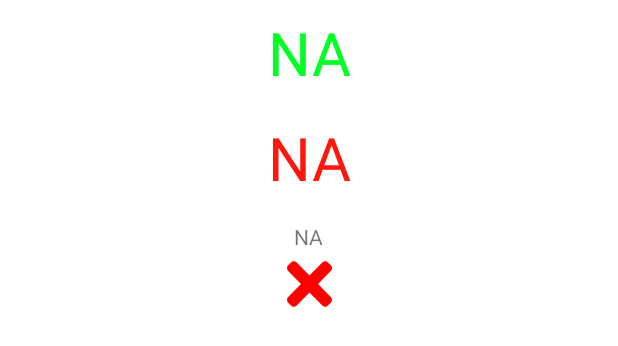
After one commit to khomin/Numerals, an Android app: the layout final_result_dialog.xml on its own in the app's theme, with its tools: preview values and no code run, on a phone screen of 412 x 824 dp. The commit adds this screen. Shown: the top 346 px of the screen. Run offline under Robolectric (Android 15) with nearby library versions, the phone set to English and light mode, and no system bars.

Commit message:
add final dialog, fix crashes

```diff
--- /dev/null
+++ b/app/src/main/res/layout/final_result_dialog.xml
@@ -0,0 +1,57 @@
+<?xml version="1.0" encoding="utf-8"?>
+<FrameLayout xmlns:android="http://schemas.android.com/apk/res/android"
+    xmlns:app="http://schemas.android.com/apk/res-auto"
+    xmlns:tools="http://schemas.android.com/tools"
+    android:layout_width="match_parent"
+    android:layout_height="wrap_content">
+
+    <androidx.constraintlayout.widget.ConstraintLayout
+        android:id="@+id/dialog_change_lls_value_range_layout"
+        android:layout_width="match_parent"
+        android:layout_height="wrap_content">
+
+        <TextView
+            android:id="@+id/correctValue"
+            android:layout_width="wrap_content"
+            android:layout_height="wrap_content"
+            android:layout_marginTop="8dp"
+            android:text="@string/na"
+            android:textColor="@color/green"
+            android:textSize="40sp"
+            app:layout_constraintEnd_toEndOf="parent"
+            app:layout_constraintStart_toStartOf="parent"
+            app:layout_constraintTop_toTopOf="parent" />
+
+        <TextView
+            android:id="@+id/errorValue"
+            android:layout_width="wrap_content"
+            android:layout_height="wrap_content"
+            android:layout_marginTop="16dp"
+            android:text="@string/na"
+            android:textSize="40sp"
+            android:textColor="@color/red"
+            app:layout_constraintEnd_toEndOf="parent"
+            app:layout_constraintStart_toStartOf="parent"
+            app:layout_constraintTop_toBottomOf="@+id/correctValue" />
+
+        <TextView
+            android:id="@+id/finalText"
+            android:layout_width="wrap_content"
+            android:layout_height="wrap_content"
+            android:layout_marginTop="16dp"
+            android:text="@string/na"
+            app:layout_constraintEnd_toEndOf="parent"
+            app:layout_constraintStart_toStartOf="parent"
+            app:layout_constraintTop_toBottomOf="@+id/errorValue" />
+
+        <ImageView
+            android:id="@+id/imageView"
+            android:layout_width="wrap_content"
+            android:layout_height="wrap_content"
+            app:layout_constraintBottom_toBottomOf="parent"
+            app:layout_constraintEnd_toEndOf="parent"
+            app:layout_constraintStart_toStartOf="parent"
+            app:layout_constraintTop_toBottomOf="@+id/finalText"
+            app:srcCompat="@drawable/ic_times" />
+    </androidx.constraintlayout.widget.ConstraintLayout>
+</FrameLayout>
--- a/app/src/main/res/values/colors.xml
+++ b/app/src/main/res/values/colors.xml
@@ -4,4 +4,6 @@
     <color name="colorPrimaryDark">#00574B</color>
     <color name="colorAccent">#D81B60</color>
     <color name="colorCalcButtons">#8BF79B</color>
+    <color name="red">#FF160D</color>
+    <color name="green">#00FF24</color>
 </resources>
--- a/app/src/main/res/values/strings.xml
+++ b/app/src/main/res/values/strings.xml
@@ -30,5 +30,7 @@
     <string name="sourse">github</string>
     <string name="main">Main screen</string>
     <string name="about">About</string>
+    <string name="final_dialog_title">Result</string>
+    <string name="ok_button">Ok</string>
 
 </resources>
```
Also changed, not shown: app/src/main/java/com/example/nummerals/ExerciseFragment.kt (+19 -4 lines), app/src/main/java/com/example/nummerals/FinalDialog.kt (added, +43 -0 lines), app/src/main/res/layout/fragment_exercise.xml (+0 -10 lines), 7 other files.
